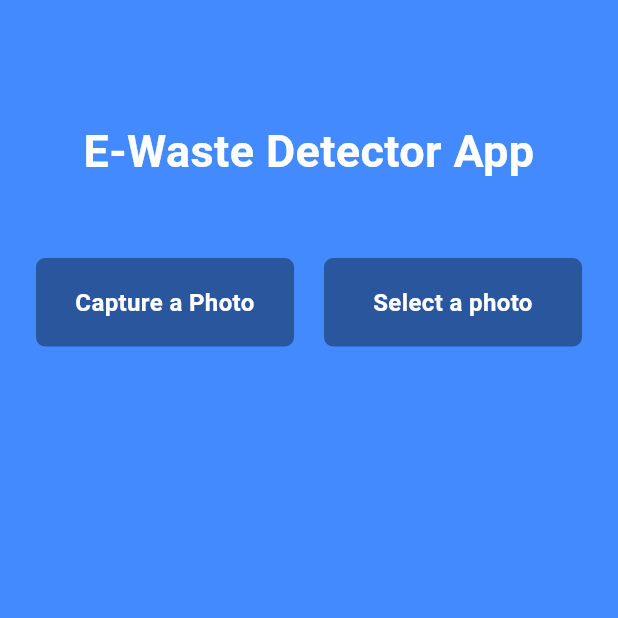
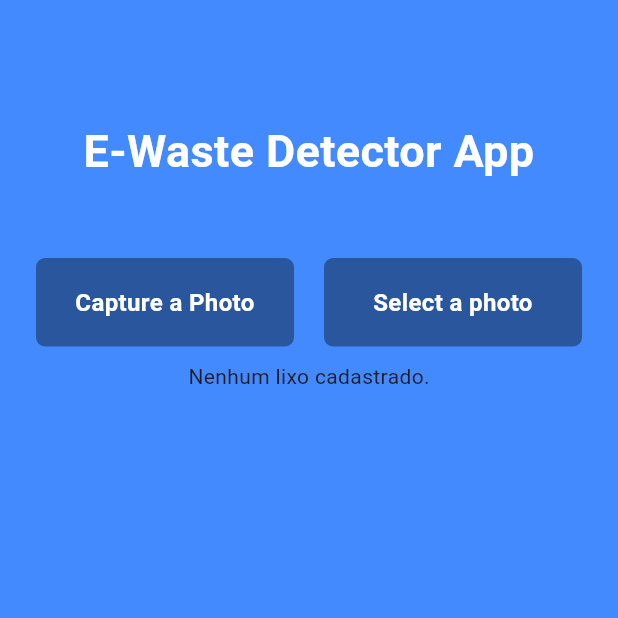
Before and after one commit to TRABALHOS-FACULDADE/trash_ai_detector, a Flutter app: the screen it shows after launch, on a phone screen of 412 x 824 dp, the top half of it. Run offline on Flutter 3.47's test engine with Material 3 defaults, Android fonts, the phone set to English and light mode, and no system bars; our stand-ins replace dartz, equatable, flutter_bloc, flutter_modular, image_picker, supabase_flutter; missing offline and left inert: tflite_flutter; accounts and stored records are empty; Roboto replaces fonts that are missing (SofiaSans).

```diff
--- a/lib/domain/models/new_e_trash.dart
+++ b/lib/domain/models/new_e_trash.dart
@@ -1,4 +1,6 @@
 import 'dart:convert';
+
+import 'package:uuid/uuid.dart';
 
 import 'enums/e_trash_type.dart';
 import 'enums/trash_status.dart';
@@ -13,7 +15,9 @@ class NewETrash {
   });
 
   Map<String, dynamic> toMap() => {
-        'type': trashType.apiKey,
+        'id': const Uuid().v4(),
+        'created_at': DateTime.now().toIso8601String(),
+        'trash_type': trashType.apiKey,
         'status': status.apiKey,
       };
 
--- a/lib/home.dart
+++ b/lib/home.dart
@@ -1,9 +1,13 @@
 import 'package:flutter/foundation.dart';
 import 'package:flutter/material.dart';
+import 'package:flutter_bloc/flutter_bloc.dart';
 import 'package:flutter_modular/flutter_modular.dart';
 import 'package:trash_ai/result.dart';
 
+import 'presenter/bloc/e_trashes/e_trashes_bloc.dart';
+import 'presenter/view_models/e_trashes_view_model.dart';
 import 'presenter/view_models/tflite_view_model.dart';
+import 'presenter/widgets/e_trash_card.dart';
 
 class HomePage extends StatefulWidget {
   const HomePage({super.key});
@@ -14,9 +18,12 @@ class HomePage extends StatefulWidget {
 
 class _HomePageState extends State<HomePage> {
   final tflite = Modular.get<TFLiteViewModel>();
+  final trashViewModel = Modular.get<ETrashesViewModel>();
 
   @override
   void initState() {
+    trashViewModel.fetchAllETrashes();
+
     tflite.loadModel().then((_) {
       if (mounted) {
         tflite.loadLabels(context).then((loadedLabels) => setState(() {
@@ -114,8 +121,45 @@ class _HomePageState extends State<HomePage> {
                 ],
               ),
             ),
+            const SizedBox(height: 10),
+            BlocBuilder(
+              bloc: trashViewModel.bloc,
+              builder: (_, state) {
+                if (state is ETrashesErrorState) {
+                  return const Center(
+                    child: Text('ERRO'),
+                  );
+                }
+
+                if (state is ETrashesSuccessState) {
+                  final trashes = state.eTrashes.trashes;
+
+                  if (trashes.isEmpty) {
+                    return const Text('Nenhum lixo cadastrado.');
+                  }
+
+                  return Expanded(
+                    child: ListView.builder(
+                      shrinkWrap: true,
+                      itemCount: trashes.length,
+                      itemBuilder: (_, index) {
+                        final trash = trashes[index];
+
+                        return ETrashCard(
+                          eTrash: trash,
+                        );
+                      },
+                    ),
+                  );
+                }
+
+                return const CircularProgressIndicator();
+              },
+            ),
           ],
-            )));
+        ),
+      ),
+    );
   }
 
   void navigateToResult() => Navigator.push(
--- a/lib/presenter/view_models/e_trashes_view_model.dart
+++ b/lib/presenter/view_models/e_trashes_view_model.dart
@@ -1 +1,16 @@
-class ETrashesViewModel {}
+import 'package:flutter_modular/flutter_modular.dart';
+
+import '../../domain/models/new_e_trash.dart';
+import '../bloc/e_trashes/e_trashes_bloc.dart';
+
+class ETrashesViewModel {
+  final bloc = Modular.get<ETrashesBloc>();
+
+  void fetchAllETrashes() {
+    bloc.add(FetchAllETrashesEvent());
+  }
+
+  void insertNewETrash(NewETrash newETrash) {
+    bloc.add(InsertNewETrashEvent(newETrash));
+  }
+}
--- a/pubspec.yaml
+++ b/pubspec.yaml
@@ -23,6 +23,8 @@ dependencies:
   dartz: ^0.10.1
   equatable: ^2.0.5
   flutter_bloc: ^8.1.6
+  collection: ^1.18.0
+  uuid: ^4.5.1
 
 dev_dependencies:
   flutter_test:
```
Also changed, not shown: lib/core/module/app_module.dart (+24 -20 lines), lib/domain/models/e_trash.dart (+8 -5 lines), lib/external/datasources/e_trash_datasource_impl.dart (+4 -6 lines), lib/presenter/view_models/tflite_view_model.dart (+18 -0 lines), pubspec.lock. Lines whose indentation alone changed are shown as unchanged.
